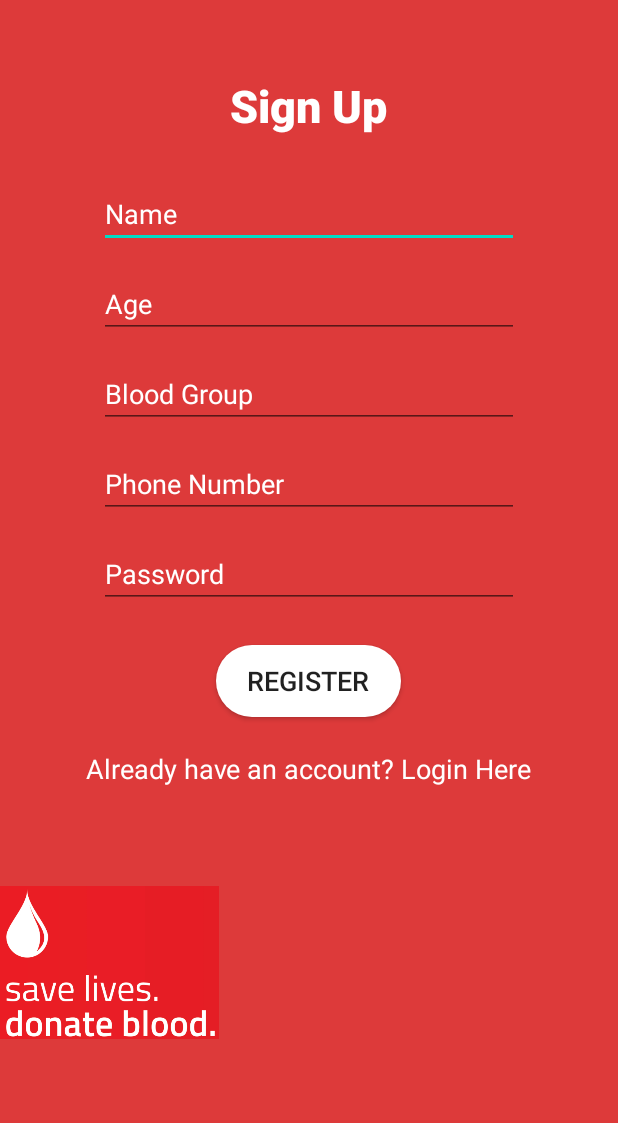
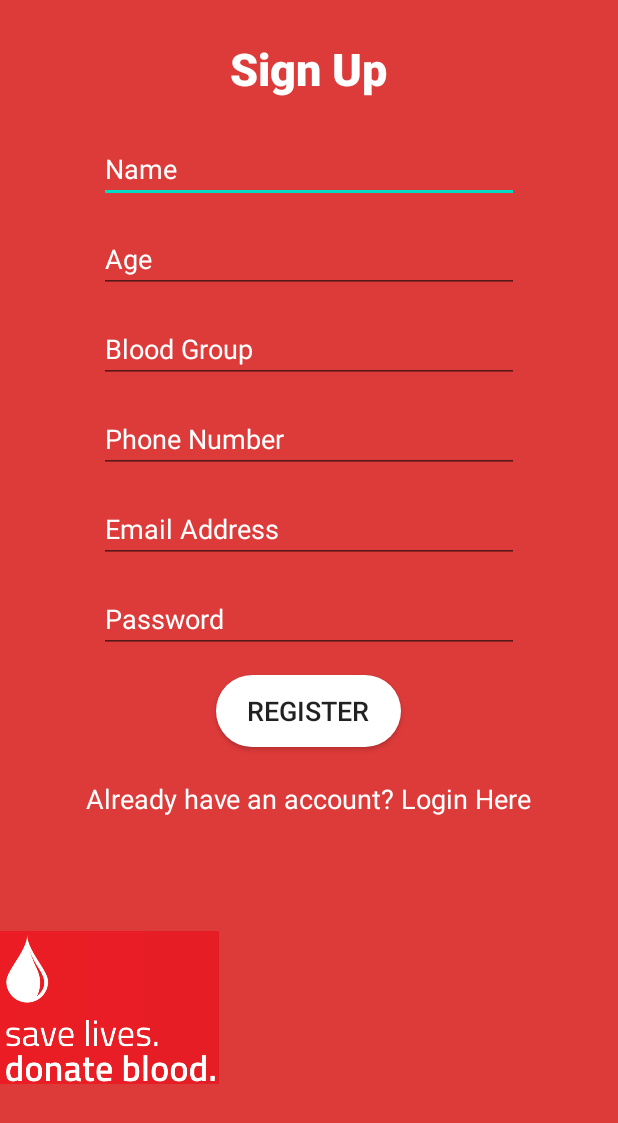
Before and after one commit to Ashutosh2209/blood-bank-app, an Android app: the screen it shows after launch (SignUp), after a tap on "New User? Register Here", on a phone screen of 412 x 824 dp. Shown: the top 1123 px of the screen. Run offline under Robolectric (Android 15) with nearby library versions, the phone set to English and light mode, and no system bars; our stand-ins replace Firebase (no records; nobody signed in at launch, a user with empty details on screens opened directly); 1 other tap on this screen came first.

Commit message:
updated 6th june

```diff
--- a/app/src/main/java/com/codewithashu/bloodbankandroidapp/Login.java
+++ b/app/src/main/java/com/codewithashu/bloodbankandroidapp/Login.java
@@ -28,7 +28,7 @@ public class Login extends AppCompatActivity {
     protected void onCreate(Bundle savedInstanceState) {
         super.onCreate(savedInstanceState);
         setContentView(R.layout.activity_login);
-        mLoginuser = (EditText)findViewById(R.id.loginusername);
+        mLoginuser = (EditText)findViewById(R.id.loginemail);
         mLoginpass = (EditText)findViewById(R.id.loginPassword);
         mLogin = (Button)findViewById(R.id.loginbutton);
         progressBar = findViewById(R.id.progressBar2);
@@ -48,7 +48,7 @@ public class Login extends AppCompatActivity {
                 String pass = mLoginpass.getText().toString();
 
                 if(TextUtils.isEmpty(name)){
-                    mLoginuser.setError("Name is required");
+                    mLoginuser.setError("Email is required");
                     return;
                 }
                 if(TextUtils.isEmpty(pass)){
--- a/app/src/main/java/com/codewithashu/bloodbankandroidapp/SignUp.java
+++ b/app/src/main/java/com/codewithashu/bloodbankandroidapp/SignUp.java
@@ -20,7 +20,7 @@ import com.google.firebase.auth.FirebaseAuth;
 
 public class SignUp extends AppCompatActivity {
     TextView loginText;
-    EditText mSignupname, mSignupage, mSignupbloodgroup, mSignupphone, mSignuppass;
+    EditText mSignupname, mSignupage, mSignupbloodgroup, mSignupphone, mSignupemail,mSignuppass;
     Button mSignup;
     FirebaseAuth fAuth;
     ProgressBar progressBar;
@@ -32,6 +32,7 @@ public class SignUp extends AppCompatActivity {
         mSignupage = (EditText)findViewById(R.id.Signupage);
         mSignupbloodgroup = (EditText)findViewById(R.id.Signupbloodgrp);
         mSignupphone = (EditText)findViewById(R.id.Signupphone);
+        mSignupemail = (EditText)findViewById(R.id.Signupemail);
         mSignuppass = (EditText)findViewById(R.id.Signuppassword);
         mSignup = (Button)findViewById(R.id.loginbutton);
         fAuth = FirebaseAuth.getInstance();
--- a/app/src/main/res/layout/activity_login.xml
+++ b/app/src/main/res/layout/activity_login.xml
@@ -36,13 +36,13 @@
         android:textSize="30sp" />
 
     <EditText
-        android:id="@+id/loginusername"
+        android:id="@+id/loginemail"
         android:layout_width="280dp"
         android:layout_height="wrap_content"
         android:layout_gravity="center_horizontal"
         android:layout_marginTop="150dp"
         android:ems="10"
-        android:hint="Username"
+        android:hint="Email Address"
         android:inputType="textPersonName"
         android:textColor="#FFFFFF"
         android:textColorHint="#FFFFFF" />
--- a/app/src/main/res/layout/activity_sign_up.xml
+++ b/app/src/main/res/layout/activity_sign_up.xml
@@ -12,7 +12,7 @@
         android:layout_width="146dp"
         android:layout_height="158dp"
         android:layout_gravity="left|center_vertical"
-        android:layout_marginTop="230dp"
+        android:layout_marginTop="260dp"
         android:src="@drawable/loginbg_new" />
 
     <TextView
@@ -20,7 +20,7 @@
         android:layout_width="wrap_content"
         android:layout_height="44dp"
         android:layout_gravity="center_horizontal"
-        android:layout_marginTop="50dp"
+        android:layout_marginTop="25dp"
         android:fontFamily="sans-serif-black"
         android:text="Sign Up"
         android:textColor="#FFFFFF"
@@ -31,7 +31,7 @@
         android:layout_width="280dp"
         android:layout_height="wrap_content"
         android:layout_gravity="center_horizontal"
-        android:layout_marginTop="120dp"
+        android:layout_marginTop="90dp"
         android:ems="10"
         android:hint="Name"
         android:inputType="textPersonName"
@@ -43,7 +43,7 @@
         android:layout_width="280dp"
         android:layout_height="wrap_content"
         android:layout_gravity="center_horizontal"
-        android:layout_marginTop="180dp"
+        android:layout_marginTop="150dp"
         android:ems="10"
         android:hint="Age"
         android:inputType="textPersonName"
@@ -55,7 +55,7 @@
         android:layout_width="280dp"
         android:layout_height="wrap_content"
         android:layout_gravity="center_horizontal"
-        android:layout_marginTop="240dp"
+        android:layout_marginTop="210dp"
         android:ems="10"
         android:hint="Blood Group"
         android:inputType="textPersonName"
@@ -67,9 +67,21 @@
         android:layout_width="280dp"
         android:layout_height="wrap_content"
         android:layout_gravity="center_horizontal"
-        android:layout_marginTop="300dp"
+        android:layout_marginTop="270dp"
         android:ems="10"
         android:hint="Phone Number"
+        android:inputType="textPersonName"
+        android:textColor="#FFFFFF"
+        android:textColorHint="#FFFFFF" />
+
+    <EditText
+        android:id="@+id/Signupemail"
+        android:layout_width="280dp"
+        android:layout_height="wrap_content"
+        android:layout_gravity="center_horizontal"
+        android:layout_marginTop="330dp"
+        android:ems="10"
+        android:hint="Email Address"
         android:inputType="textPersonName"
         android:textColor="#FFFFFF"
         android:textColorHint="#FFFFFF" />
@@ -79,19 +91,20 @@
         android:layout_width="280dp"
         android:layout_height="wrap_content"
         android:layout_gravity="center_horizontal"
-        android:layout_marginTop="360dp"
+        android:layout_marginTop="390dp"
         android:ems="10"
         android:hint="Password"
         android:inputType="textPersonName"
         android:textColor="#FFFFFF"
         android:textColorHint="#FFFFFF" />
 
+
     <Button
         android:id="@+id/loginbutton"
         android:layout_width="123dp"
         android:layout_height="wrap_content"
         android:layout_gravity="center_horizontal"
-        android:layout_marginTop="430dp"
+        android:layout_marginTop="450dp"
 
         android:background="@drawable/rounded_corner"
         android:text="Register"
@@ -102,7 +115,7 @@
         android:layout_width="wrap_content"
         android:layout_height="wrap_content"
         android:layout_gravity="center_horizontal"
-        android:layout_marginTop="500dp"
+        android:layout_marginTop="520dp"
         android:text="Already have an account? Login Here"
         android:textColor="#FFFFFF"
         android:textSize="18sp" />
@@ -113,7 +126,7 @@
         android:layout_width="wrap_content"
         android:layout_height="wrap_content"
         android:layout_marginLeft="180dp"
-        android:layout_marginTop="540dp"
+        android:layout_marginTop="560dp"
         android:visibility="invisible" />
 
 </FrameLayout>
--- a/app/src/main/res/layout/activity_splash_screen.xml
+++ b/app/src/main/res/layout/activity_splash_screen.xml
@@ -16,7 +16,7 @@
 
     <ImageView
         android:layout_width="184dp"
-        android:layout_height="wrap_content"
+        android:layout_height="590dp"
         android:layout_gravity="right|center_vertical"
         android:background="@drawable/splash_scrnnewbg"></ImageView>
 
```
Also changed, not shown: 1 other file.
